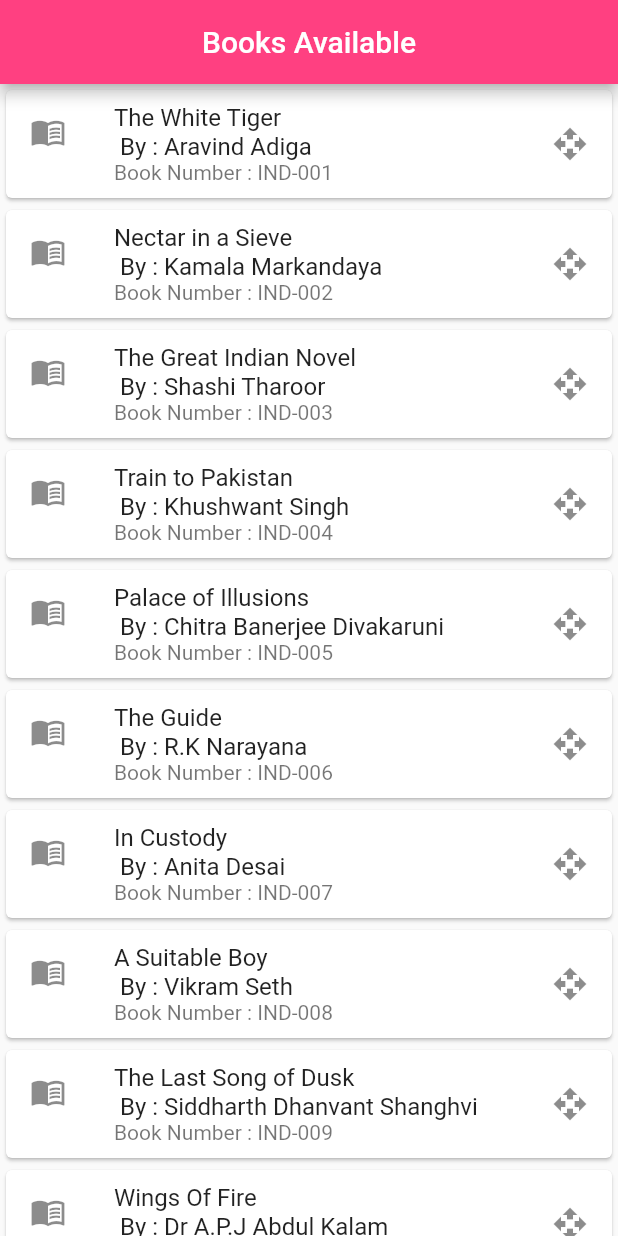
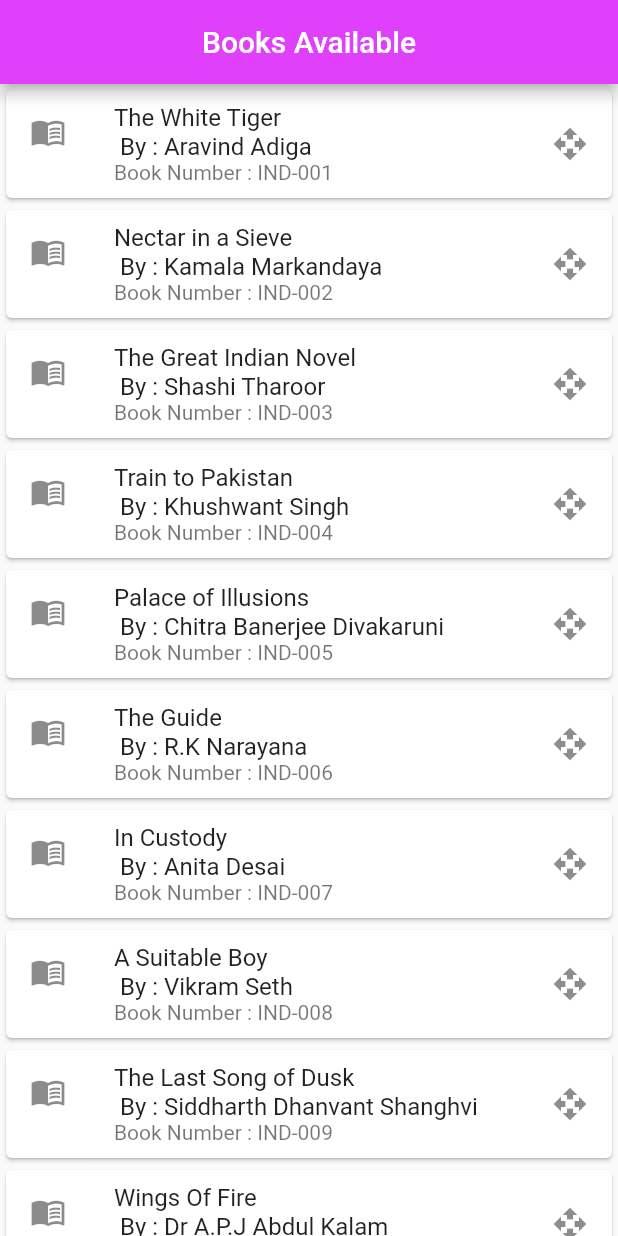
Before and after one commit to Asish-NS/Simple-Library-App, a Flutter app: the screen it shows after launch, after a tap on "Select Book for Reading", on a phone screen of 412 x 824 dp. Run offline on Flutter 3.47's test engine with Material 2 defaults, Android fonts, the phone set to English and light mode, and no system bars.

Commit message:
menu color change

```diff
--- a/lib/subforms/browselibrory.dart
+++ b/lib/subforms/browselibrory.dart
@@ -12,7 +12,7 @@ class BrowseBook extends StatelessWidget {
     return MaterialApp(
       home: Scaffold(
         appBar: AppBar(
-          backgroundColor: Colors.pinkAccent,
+          backgroundColor: Colors.purpleAccent,
           centerTitle: true,
           title: Text("Books Available"),
         ),
```
